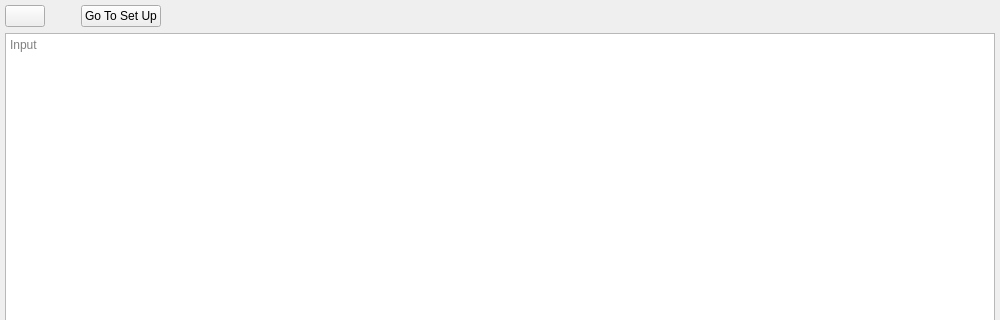
Above: app/view/uis/sort.ui from IceBear8965/TsumCopyrightTool before the change; both pictures show x 0 to 1000 and y 0 to 320 of the 1000 by 700 pixel window. Below: the same form after it.
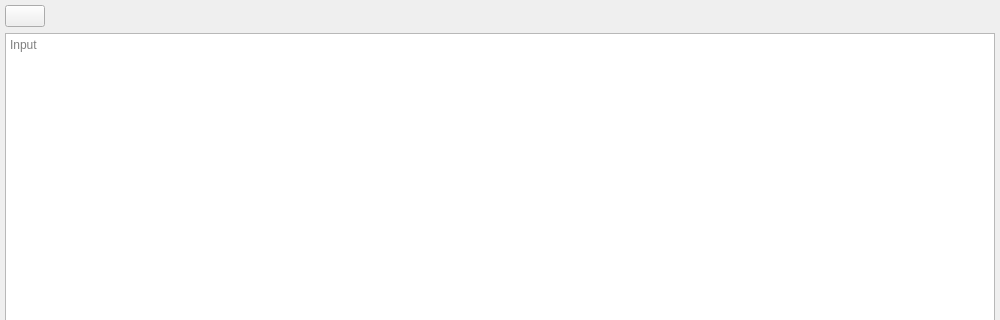
That is the form after the change. Custom widgets are drawn as their Qt base class.

```diff
--- a/app/view/uis/sort.ui
+++ b/app/view/uis/sort.ui
@@ -65,29 +65,6 @@
          </property>
         </spacer>
        </item>
-       <item>
-        <widget class="PushButton" name="goToSetUpBtn">
-         <property name="text">
-          <string>Go To Set Up</string>
-         </property>
-        </widget>
-       </item>
-       <item>
-        <spacer name="horizontalSpacer">
-         <property name="orientation">
-          <enum>Qt::Horizontal</enum>
-         </property>
-         <property name="sizeType">
-          <enum>QSizePolicy::Expanding</enum>
-         </property>
-         <property name="sizeHint" stdset="0">
-          <size>
-           <width>40</width>
-           <height>20</height>
-          </size>
-         </property>
-        </spacer>
-       </item>
       </layout>
      </item>
      <item>
```
